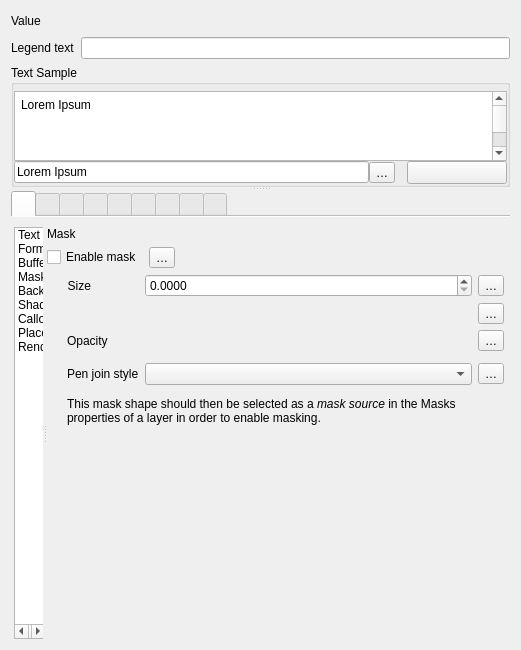
Old version of the form src/ui/qgstextformatwidgetbase.ui in the repository qgis/QGIS.
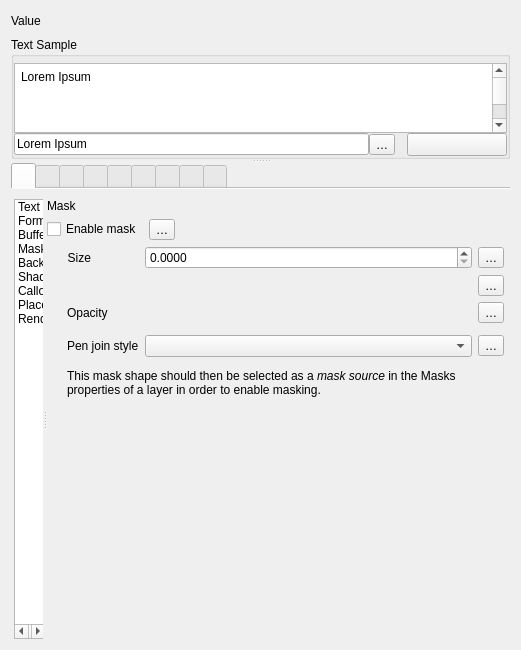
New version of the form. The open tabs and pages were chosen to show the change. Icons and pictures are not drawn. Custom widgets are drawn as their Qt base class.

Commit message: Set label legend text in legend tab instead of labeling widget

```diff
--- a/src/ui/qgstextformatwidgetbase.ui
+++ b/src/ui/qgstextformatwidgetbase.ui
@@ -75,20 +75,6 @@
     </widget>
    </item>
    <item row="1" column="0">
-    <layout class="QHBoxLayout" name="horizontalLayout_15">
-     <item>
-      <widget class="QLabel" name="mLegendStringLabel">
-       <property name="text">
-        <string>Legend text</string>
-       </property>
-      </widget>
-     </item>
-     <item>
-      <widget class="QLineEdit" name="mLegendStringLineEdit"/>
-     </item>
-    </layout>
-   </item>
-   <item row="2" column="0">
     <widget class="QFrame" name="mLabelingFrame">
      <property name="minimumSize">
       <size>
@@ -2509,8 +2495,8 @@
                       <rect>
                        <x>0</x>
                        <y>0</y>
-                       <width>488</width>
-                       <height>392</height>
+                       <width>338</width>
+                       <height>351</height>
                       </rect>
                      </property>
                      <layout class="QVBoxLayout" name="verticalLayout_121">
```
Left out of the diff: 134 changed lines with no effect on the pictures. The commit also changes 3 other files.
